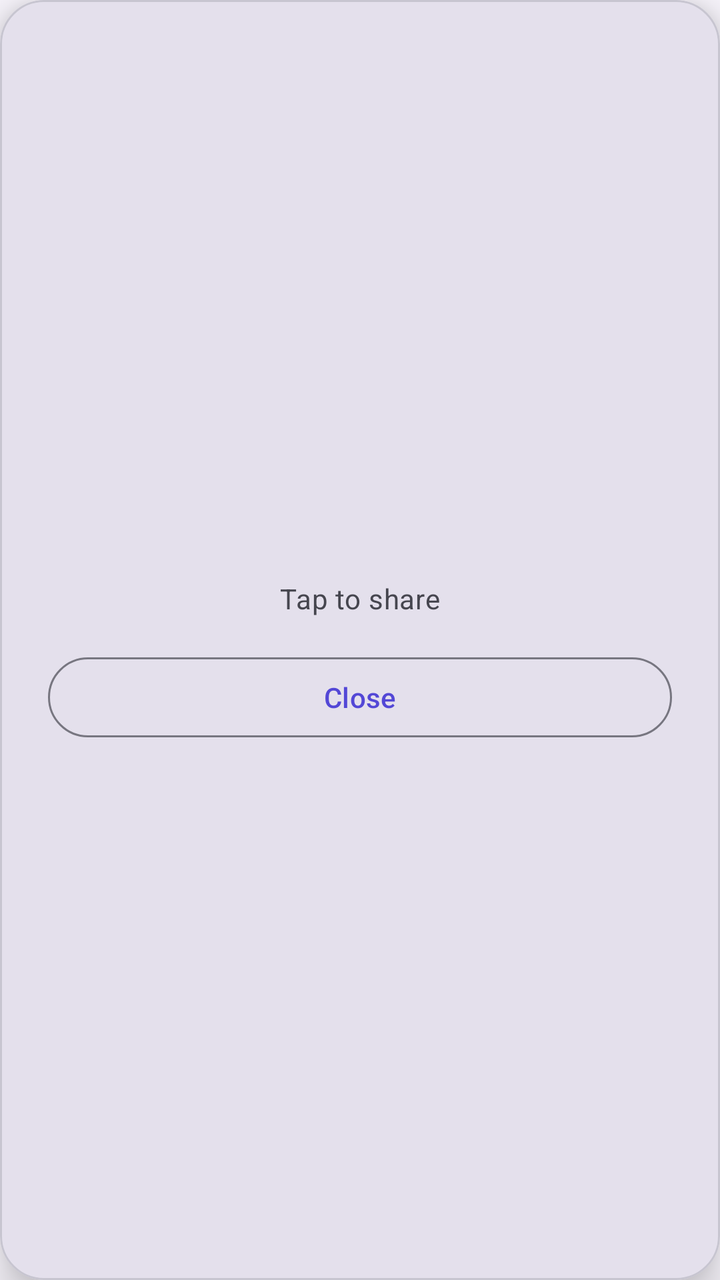
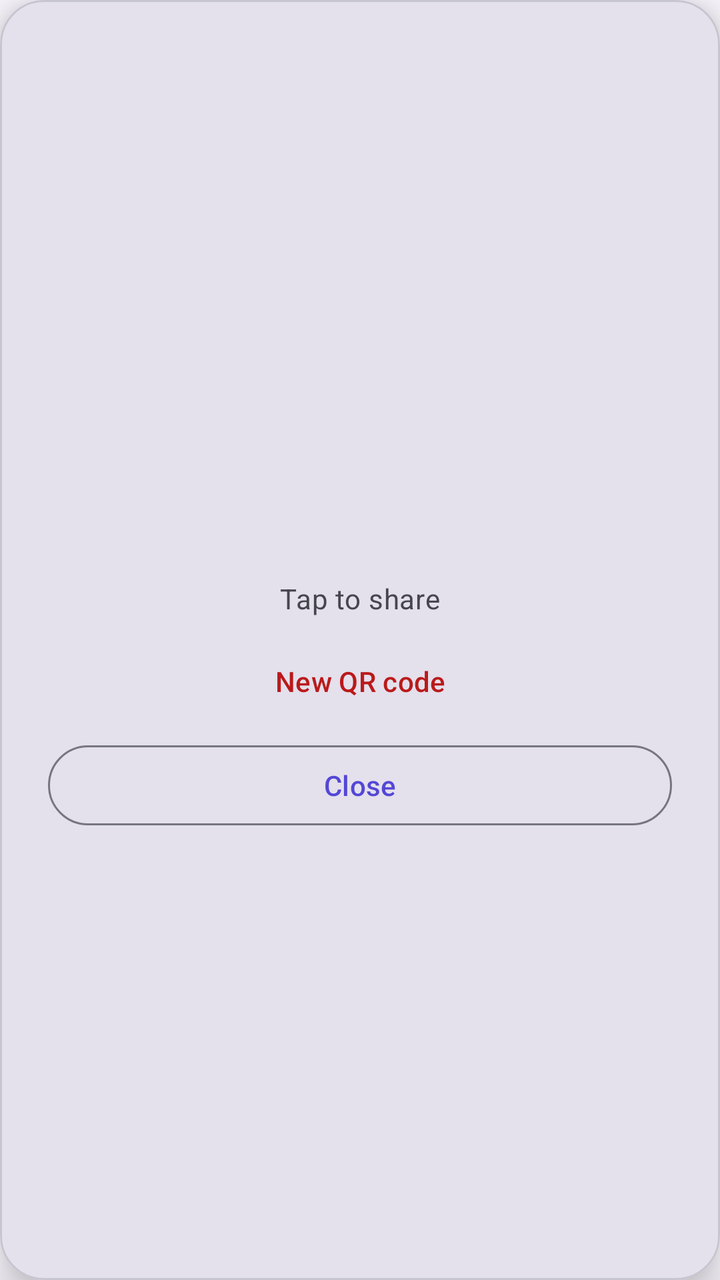

Two renders of the same Android screen: before a commit and after it. Below are the layout's source before the change and the commit's diff.
<!-- AndroidManifest.xml: application theme Theme.QrGrades -->
<!-- res/layout/dialog_qrcode.xml -->
<?xml version="1.0" encoding="utf-8"?>
<com.google.android.material.card.MaterialCardView xmlns:android="http://schemas.android.com/apk/res/android"
    xmlns:app="http://schemas.android.com/apk/res-auto"
    android:layout_width="280dp"
    android:layout_height="wrap_content"
    app:cardBackgroundColor="?attr/colorSurfaceVariant"
    app:cardCornerRadius="@dimen/corner_radius_lg"
    app:cardElevation="@dimen/elevation_raised">

    <androidx.constraintlayout.widget.ConstraintLayout
        android:layout_width="match_parent"
        android:layout_height="wrap_content"
        android:padding="@dimen/spacing_lg">

        <TextView
            android:id="@+id/txtQrDialogName"
            android:layout_width="0dp"
            android:layout_height="wrap_content"
            android:ellipsize="end"
            android:maxLines="2"
            android:textAlignment="center"
            android:textAppearance="@style/TextAppearance.QrGrades.TitleMedium"
            android:textColor="?attr/colorOnSurface"
            app:layout_constraintEnd_toEndOf="parent"
            app:layout_constraintStart_toStartOf="parent"
            app:layout_constraintTop_toTopOf="parent" />

        <ImageView
            android:id="@+id/imgQrDialog"
            android:layout_width="0dp"
            android:layout_height="0dp"
            android:layout_marginTop="@dimen/spacing_md"
            android:contentDescription="@string/qr_code_image"
            app:layout_constraintBottom_toTopOf="@id/txtQrDialogHint"
            app:layout_constraintDimensionRatio="1:1"
            app:layout_constraintEnd_toEndOf="parent"
            app:layout_constraintStart_toStartOf="parent"
            app:layout_constraintTop_toBottomOf="@id/txtQrDialogName"
            app:layout_constraintWidth_max="220dp" />

        <TextView
            android:id="@+id/txtQrDialogHint"
            android:layout_width="wrap_content"
            android:layout_height="wrap_content"
            android:layout_marginTop="@dimen/spacing_sm"
            android:text="@string/tap_to_share"
            android:textAppearance="@style/TextAppearance.QrGrades.BodyMedium"
            android:textColor="?attr/colorOnSurfaceVariant"
            app:layout_constraintBottom_toTopOf="@id/btnQrDialogClose"
            app:layout_constraintEnd_toEndOf="parent"
            app:layout_constraintStart_toStartOf="parent"
            app:layout_constraintTop_toBottomOf="@id/imgQrDialog" />

        <com.google.android.material.button.MaterialButton
            android:id="@+id/btnQrDialogClose"
            style="?attr/materialButtonOutlinedStyle"
            android:layout_width="match_parent"
            android:layout_height="wrap_content"
            android:layout_marginTop="@dimen/spacing_md"
            android:text="@string/close"
            app:layout_constraintBottom_toBottomOf="parent"
            app:layout_constraintEnd_toEndOf="parent"
            app:layout_constraintStart_toStartOf="parent"
            app:layout_constraintTop_toBottomOf="@id/txtQrDialogHint" />

    </androidx.constraintlayout.widget.ConstraintLayout>

</com.google.android.material.card.MaterialCardView>
<!-- resources referenced by this layout -->
<resources>
  <dimen name="corner_radius_lg">22dp</dimen>
  <dimen name="elevation_raised">12dp</dimen>
  <dimen name="spacing_lg">24dp</dimen>
  <dimen name="spacing_md">16dp</dimen>
  <dimen name="spacing_sm">8dp</dimen>
  <string name="close">Close</string>
  <string name="qr_code_image">Qr code image</string>
  <string name="tap_to_share">Tap to share</string>
  <style name="TextAppearance.QrGrades.BodyMedium" parent="TextAppearance.Material3.BodyMedium" />
  <style name="TextAppearance.QrGrades.TitleMedium" parent="TextAppearance.Material3.TitleMedium">
          <item name="android:fontFamily">sans-serif-medium</item>
          <item name="fontFamily">sans-serif-medium</item>
      </style>
  <color name="md_primary">#5347D6</color>
  <color name="md_on_primary">#FFFFFF</color>
  <color name="md_primary_container">#E3DFFF</color>
  <color name="md_on_primary_container">#130060</color>
  <color name="md_secondary">#39665F</color>
  <color name="md_on_secondary">#FFFFFF</color>
  <color name="md_secondary_container">#BCECE3</color>
  <color name="md_on_secondary_container">#00201C</color>
  <color name="md_tertiary">#8F5B00</color>
  <color name="md_on_tertiary">#FFFFFF</color>
  <color name="md_tertiary_container">#FFDEA1</color>
  <color name="md_on_tertiary_container">#2B1800</color>
  <color name="md_error">#BA1A1A</color>
  <color name="md_on_error">#FFFFFF</color>
  <color name="md_error_container">#FFDAD6</color>
  <color name="md_on_error_container">#410002</color>
  <color name="md_success">#1E8E5B</color>
  <color name="md_on_success">#FFFFFF</color>
  <color name="md_success_container">#B6F2D1</color>
  <color name="md_on_success_container">#00210F</color>
  <color name="md_background">#FBF8FF</color>
  <color name="md_on_background">#1B1B23</color>
  <color name="md_surface">#FBF8FF</color>
  <color name="md_on_surface">#1B1B23</color>
  <color name="md_surface_variant">#E4E0EC</color>
  <color name="md_on_surface_variant">#46464F</color>
  <color name="md_outline">#777680</color>
  <color name="md_outline_variant">#C7C5D0</color>
  <color name="md_surface_container">#F0EDF7</color>
  <color name="md_surface_container_high">#EAE7F2</color>
  <style name="ShapeAppearance.QrGrades.Small" parent="ShapeAppearance.Material3.Corner.Small">
          <item name="cornerSize">10dp</item>
      </style>
  <style name="ShapeAppearance.QrGrades.Medium" parent="ShapeAppearance.Material3.Corner.Medium">
          <item name="cornerSize">16dp</item>
      </style>
  <style name="ShapeAppearance.QrGrades.Large" parent="ShapeAppearance.Material3.Corner.Large">
          <item name="cornerSize">22dp</item>
      </style>
  <!-- unchanged entries left out for length: 1 -->
</resources>

<!-- the commit's change to res/layout/dialog_qrcode.xml (unified diff, before → after) -->
@@ -46,22 +46,36 @@
             android:text="@string/tap_to_share"
             android:textAppearance="@style/TextAppearance.QrGrades.BodyMedium"
             android:textColor="?attr/colorOnSurfaceVariant"
+            app:layout_constraintBottom_toTopOf="@id/btnQrDialogRegenerate"
+            app:layout_constraintEnd_toEndOf="parent"
+            app:layout_constraintStart_toStartOf="parent"
+            app:layout_constraintTop_toBottomOf="@id/imgQrDialog" />
+
+        
+        <com.google.android.material.button.MaterialButton
+            android:id="@+id/btnQrDialogRegenerate"
+            style="@style/Widget.Material3.Button.TextButton"
+            android:layout_width="match_parent"
+            android:layout_height="wrap_content"
+            android:layout_marginTop="@dimen/spacing_sm"
+            android:text="@string/regenerate_qr"
+            android:textColor="?attr/colorError"
             app:layout_constraintBottom_toTopOf="@id/btnQrDialogClose"
             app:layout_constraintEnd_toEndOf="parent"
             app:layout_constraintStart_toStartOf="parent"
-            app:layout_constraintTop_toBottomOf="@id/imgQrDialog" />
+            app:layout_constraintTop_toBottomOf="@id/txtQrDialogHint" />
 
         <com.google.android.material.button.MaterialButton
             android:id="@+id/btnQrDialogClose"
             style="?attr/materialButtonOutlinedStyle"
             android:layout_width="match_parent"
             android:layout_height="wrap_content"
-            android:layout_marginTop="@dimen/spacing_md"
+            android:layout_marginTop="@dimen/spacing_xs"
             android:text="@string/close"
             app:layout_constraintBottom_toBottomOf="parent"
             app:layout_constraintEnd_toEndOf="parent"
             app:layout_constraintStart_toStartOf="parent"
-            app:layout_constraintTop_toBottomOf="@id/txtQrDialogHint" />
+            app:layout_constraintTop_toBottomOf="@id/btnQrDialogRegenerate" />
 
     </androidx.constraintlayout.widget.ConstraintLayout>
 
<!-- resource entries referenced after the edit -->
@@ -5,8 +5,10 @@
   <dimen name="spacing_lg">24dp</dimen>
   <dimen name="spacing_md">16dp</dimen>
   <dimen name="spacing_sm">8dp</dimen>
+  <dimen name="spacing_xs">4dp</dimen>
   <string name="close">Close</string>
   <string name="qr_code_image">Qr code image</string>
+  <string name="regenerate_qr">New QR code</string>
   <string name="tap_to_share">Tap to share</string>
   <style name="TextAppearance.QrGrades.BodyMedium" parent="TextAppearance.Material3.BodyMedium" />
   <style name="TextAppearance.QrGrades.TitleMedium" parent="TextAppearance.Material3.TitleMedium">
